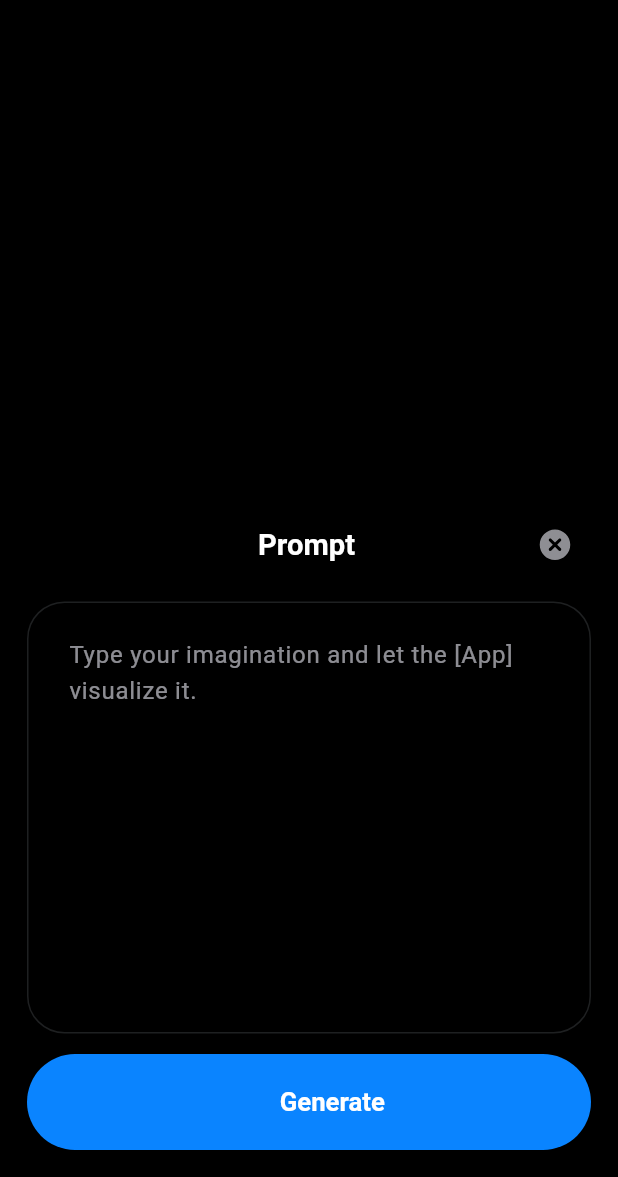
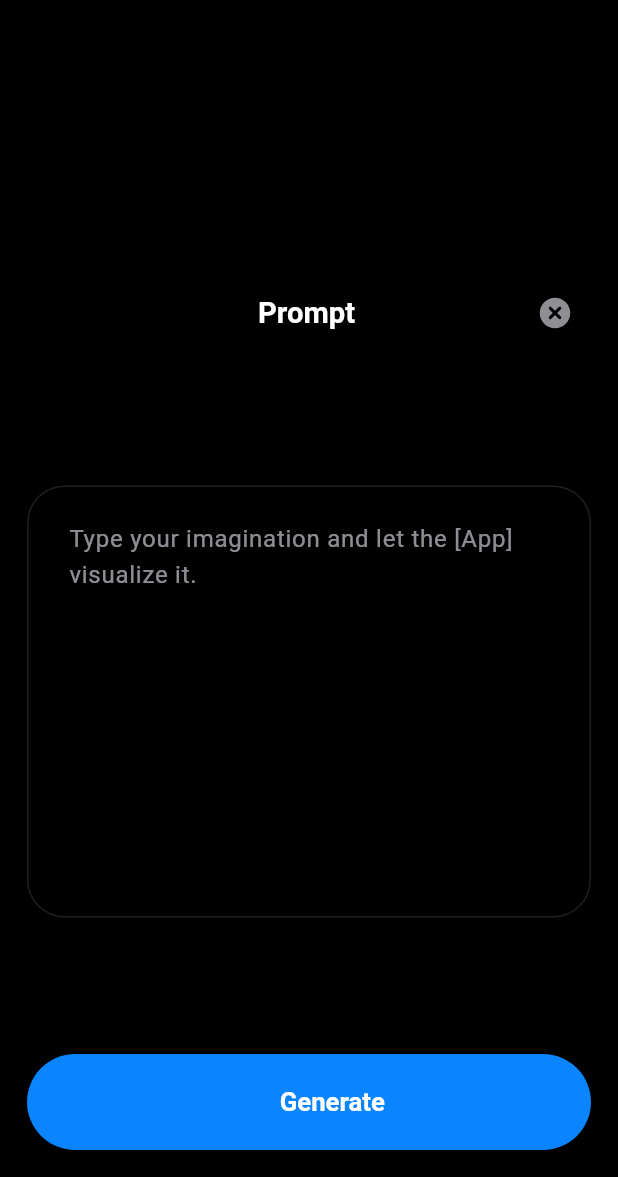
Before and after one commit to selinbdk/pixelcraft, a Flutter app: the DiscoverView screen opened by its route, after a tap on an icon or button, on a phone screen of 412 x 824 dp, the part 59-1236 px from its top. Run offline on Flutter 3.47's test engine with Material 3 defaults, Android fonts, the phone set to English and light mode, and no system bars; our stand-ins replace auto_route, flutter_screenutil, flutter_svg, vector_graphics; generated files the repository leaves out were written again; Roboto replaces fonts that are missing (SfpRegular).

Commit message:
ref: resized bottom sheet height

```diff
--- a/lib/view/discover_view.dart
+++ b/lib/view/discover_view.dart
@@ -48,11 +48,16 @@ class DiscoverView extends StatelessWidget {
             icon: Assets.icons.add.svg(),
             onPressed: () async {
               await showModalBottomSheet<void>(
+                isScrollControlled: true,
                 backgroundColor: Colors.transparent,
                 barrierColor: Colors.transparent,
                 clipBehavior: Clip.hardEdge,
+                useSafeArea: true,
                 context: context,
-                builder: (context) => const _SlidingPanel(),
+                builder: (context) => SizedBox(
+                  height: 0.75.sh,
+                  child: const _SlidingPanel(),
+                ),
               );
             },
           ),
--- a/lib/view/widgets/sliding_panel.dart
+++ b/lib/view/widgets/sliding_panel.dart
@@ -18,7 +18,6 @@ class _SlidingPanel extends StatelessWidget {
         child: Column(
           mainAxisAlignment: MainAxisAlignment.spaceBetween,
           children: [
-            //////
             Row(
               mainAxisAlignment: MainAxisAlignment.end,
               children: [
@@ -40,9 +39,6 @@ class _SlidingPanel extends StatelessWidget {
                 ),
               ],
             ),
-            /////
-            ///
-            ///
             DecoratedBox(
               decoration: BoxDecoration(
                 color: Colors.black.withOpacity(.6),
```
